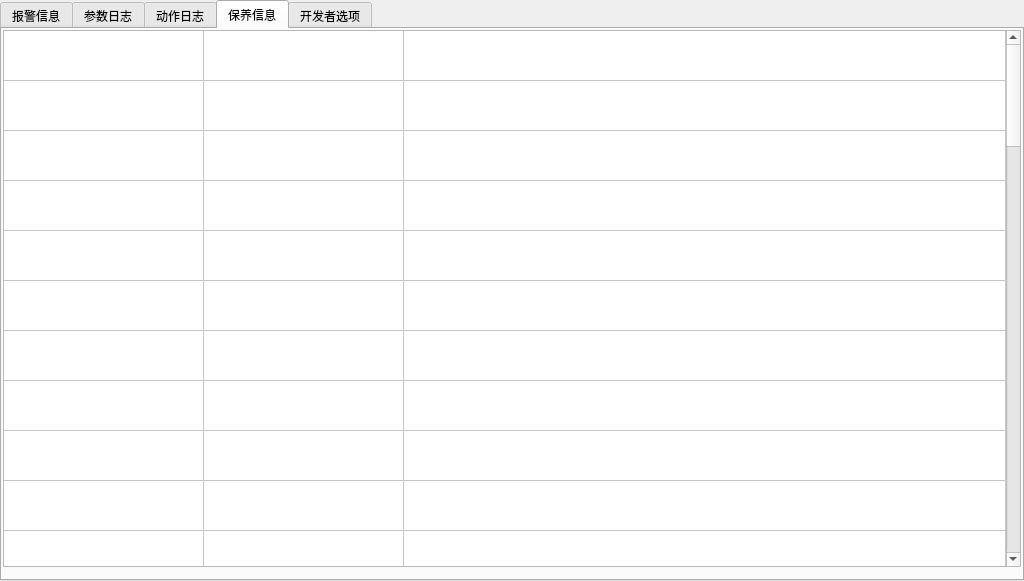
The window that alarmform.ui (Jade-yun/MachineTool) describes before a commit, drawn with Qt 5.
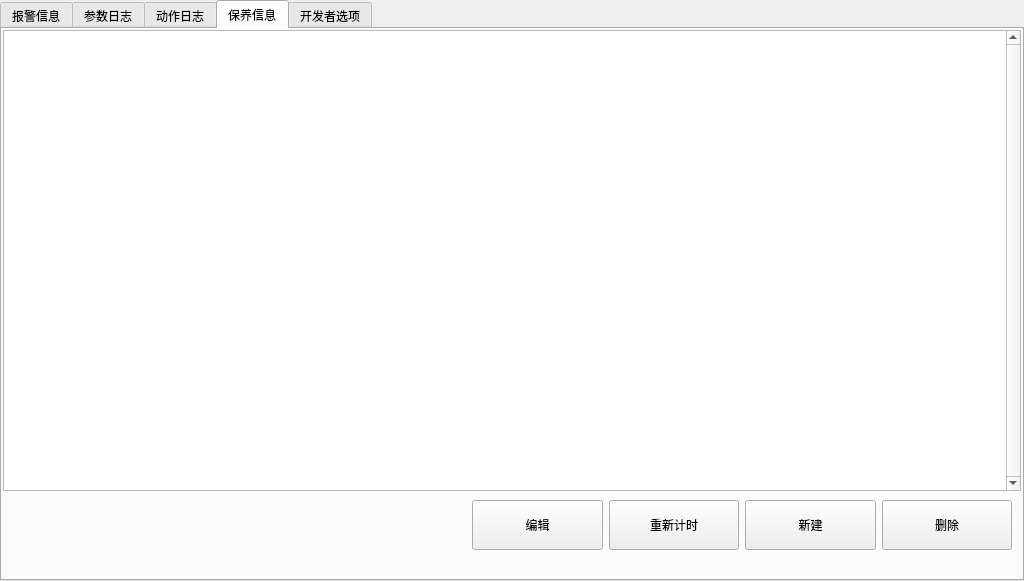
The same window after the commit. The open tabs and pages were chosen to show the change. Icons and pictures are not drawn.

Patch:
```diff
--- a/alarmform.ui
+++ b/alarmform.ui
@@ -557,13 +557,13 @@
     <attribute name="title">
      <string>保养信息</string>
     </attribute>
-    <widget class="QTableWidget" name="tableActionLog_2">
+    <widget class="QTableView" name="tableMaintainInfo">
      <property name="geometry">
       <rect>
        <x>1</x>
        <y>1</y>
        <width>1018</width>
-       <height>537</height>
+       <height>461</height>
       </rect>
      </property>
      <property name="sizePolicy">
@@ -572,6 +572,12 @@
        <verstretch>0</verstretch>
       </sizepolicy>
      </property>
+     <property name="maximumSize">
+      <size>
+       <width>16777215</width>
+       <height>461</height>
+      </size>
+     </property>
      <property name="styleSheet">
       <string notr="true"/>
      </property>
@@ -602,119 +608,76 @@
      <property name="sortingEnabled">
       <bool>false</bool>
      </property>
-     <property name="rowCount">
-      <number>50</number>
+    </widget>
+    <widget class="QWidget" name="layoutWidget">
+     <property name="geometry">
+      <rect>
+       <x>470</x>
+       <y>470</y>
+       <width>540</width>
+       <height>52</height>
+      </rect>
      </property>
-     <property name="columnCount">
-      <number>3</number>
+     <property name="minimumSize">
+      <size>
+       <width>130</width>
+       <height>45</height>
+      </size>
      </property>
-     <attribute name="horizontalHeaderVisible">
-      <bool>false</bool>
-     </attribute>
-     <attribute name="horizontalHeaderCascadingSectionResizes">
-      <bool>false</bool>
-     </attribute>
-     <attribute name="horizontalHeaderMinimumSectionSize">
-      <number>100</number>
-     </attribute>
-     <attribute name="horizontalHeaderDefaultSectionSize">
-      <number>200</number>
-     </attribute>
-     <attribute name="horizontalHeaderHighlightSections">
-      <bool>false</bool>
-     </attribute>
-     <attribute name="horizontalHeaderShowSortIndicator" stdset="0">
-      <bool>false</bool>
-     </attribute>
-     <attribute name="horizontalHeaderStretchLastSection">
-      <bool>true</bool>
-     </attribute>
-     <attribute name="verticalHeaderVisible">
-      <bool>false</bool>
-     </attribute>
-     <attribute name="verticalHeaderCascadingSectionResizes">
-      <bool>false</bool>
-     </attribute>
-     <attribute name="verticalHeaderMinimumSectionSize">
-      <number>21</number>
-     </attribute>
-     <attribute name="verticalHeaderDefaultSectionSize">
-      <number>50</number>
-     </attribute>
-     <attribute name="verticalHeaderHighlightSections">
-      <bool>true</bool>
-     </attribute>
-     <attribute name="verticalHeaderShowSortIndicator" stdset="0">
-      <bool>false</bool>
-     </attribute>
-     <attribute name="verticalHeaderStretchLastSection">
-      <bool>false</bool>
-     </attribute>
-     <row/>
-     <row/>
-     <row/>
-     <row/>
-     <row/>
-     <row/>
-     <row/>
-     <row/>
-     <row/>
-     <row/>
-     <row/>
-     <row/>
-     <row/>
-     <row/>
-     <row/>
-     <row/>
-     <row/>
-     <row/>
-     <row/>
-     <row/>
-     <row/>
-     <row/>
-     <row/>
-     <row/>
-     <row/>
-     <row/>
-     <row/>
-     <row/>
-     <row/>
-     <row/>
-     <row/>
-     <row/>
-     <row/>
-     <row/>
-     <row/>
-     <row/>
-     <row/>
-     <row/>
-     <row/>
-     <row/>
-     <row/>
-     <row/>
-     <row/>
-     <row/>
-     <row/>
-     <row/>
-     <row/>
-     <row/>
-     <row/>
-     <row/>
-     <column>
-      <property name="text">
-       <string>动作</string>
-      </property>
-     </column>
-     <column>
-      <property name="text">
-       <string>事件</string>
-      </property>
-     </column>
-     <column>
-      <property name="text">
-       <string>日期时间</string>
-      </property>
-     </column>
+     <layout class="QHBoxLayout" name="horizontalLayout">
+      <item>
+       <widget class="QPushButton" name="btnEditMaintainInfo">
+        <property name="minimumSize">
+         <size>
+          <width>130</width>
+          <height>50</height>
+         </size>
+        </property>
+        <property name="text">
+         <string>编辑</string>
+        </property>
+       </widget>
+      </item>
+      <item>
+       <widget class="QPushButton" name="btnRetimingMaintainInfo">
+        <property name="minimumSize">
+         <size>
+          <width>130</width>
+          <height>50</height>
+         </size>
+        </property>
+        <property name="text">
+         <string>重新计时</string>
+        </property>
+       </widget>
+      </item>
+      <item>
+       <widget class="QPushButton" name="btnNewMaintainInfo">
+        <property name="minimumSize">
+         <size>
+          <width>130</width>
+          <height>50</height>
+         </size>
+        </property>
+        <property name="text">
+         <string>新建</string>
+        </property>
+       </widget>
+      </item>
+      <item>
+       <widget class="QPushButton" name="btnDeleteMaintainInfo">
+        <property name="minimumSize">
+         <size>
+          <width>130</width>
+          <height>50</height>
+         </size>
+        </property>
+        <property name="text">
+         <string>删除</string>
+        </property>
+       </widget>
+      </item>
+     </layout>
     </widget>
    </widget>
    <widget class="QWidget" name="tabDeveloperOpt">
```
Left out of the diff: 2 changed lines with no effect on the pictures.
